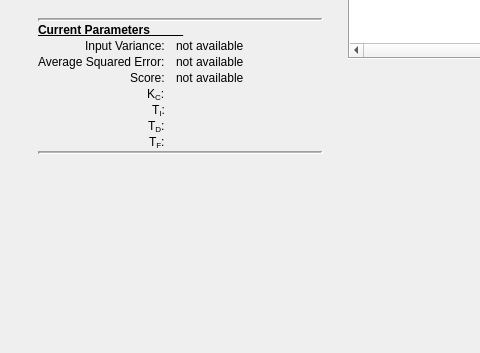
The window that mainwindow.ui (AnthonyA28/Qt-PWCL-test) describes before a commit, drawn with Qt 5; both pictures show x 0 to 480 and y 224 to 577 of the 700 by 577 pixel window.
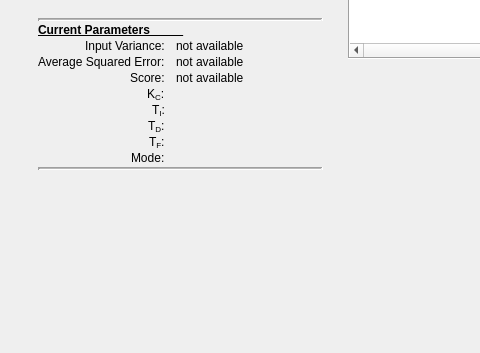
The same window after the commit. Icons and pictures are not drawn. Custom widgets are drawn as their Qt base class.

Commit message: Shows control mode in the main window

The edit to the form file:
```diff
--- a/mainwindow.ui
+++ b/mainwindow.ui
@@ -703,7 +703,7 @@
           </property>
          </widget>
         </item>
-        <item row="9" column="0" colspan="2">
+        <item row="10" column="0" colspan="2">
          <widget class="Line" name="line_2">
           <property name="sizePolicy">
            <sizepolicy hsizetype="Minimum" vsizetype="Minimum">
@@ -737,6 +737,20 @@
           </property>
          </widget>
         </item>
+        <item row="9" column="0">
+         <widget class="QLabel" name="label_9">
+          <property name="text">
+           <string>Mode:</string>
+          </property>
+         </widget>
+        </item>
+        <item row="9" column="1">
+         <widget class="QLabel" name="modeTextLabel">
+          <property name="text">
+           <string/>
+          </property>
+         </widget>
+        </item>
        </layout>
       </item>
       <item row="3" column="1">
```
The commit also changes 1 other file.
